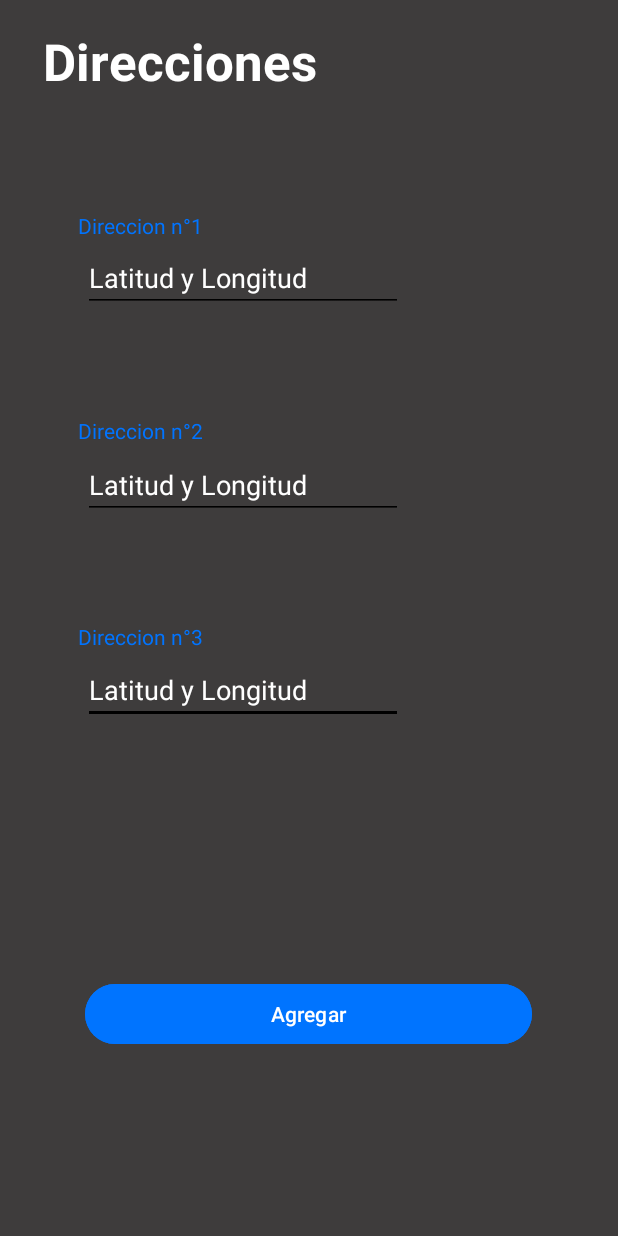
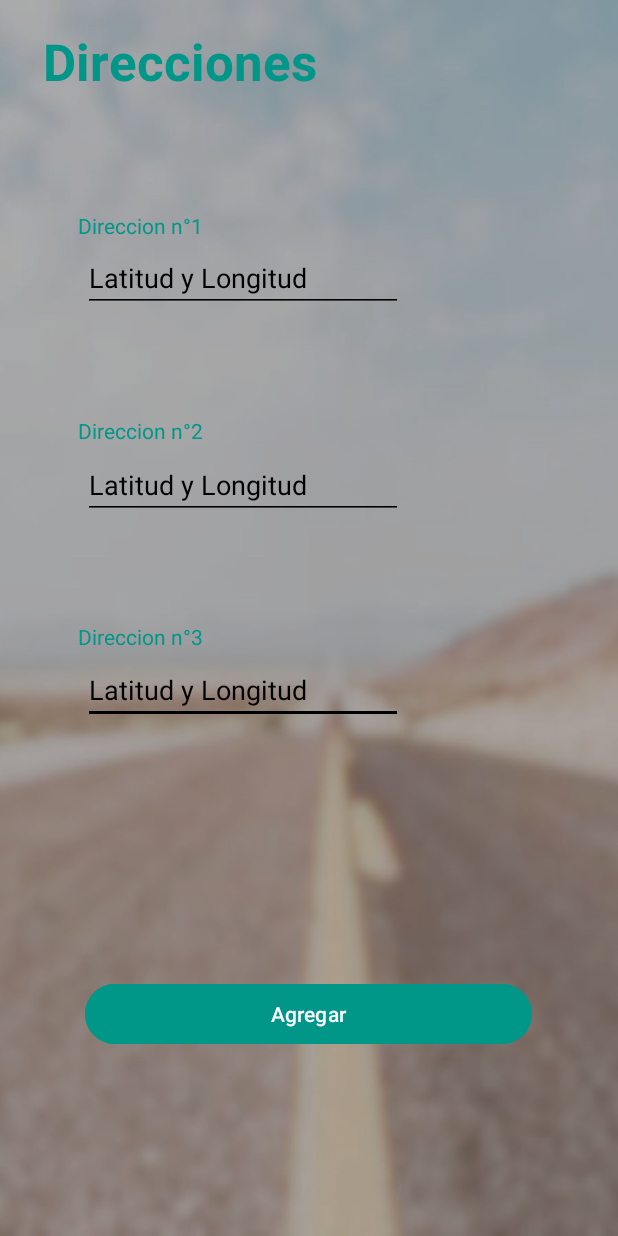
Before and after one commit to FabricioMV21/GoogleMaps2, an Android app: the screen it shows after launch (ubicaciones), on a phone screen of 412 x 824 dp. Run offline under Robolectric (Android 15) with nearby library versions, the phone set to English and light mode, and no system bars.

Commit message:
Nuevo Avance de google maps 7

```diff
--- a/app/src/main/res/layout/activity_ubicaciones.xml
+++ b/app/src/main/res/layout/activity_ubicaciones.xml
@@ -4,7 +4,7 @@
     xmlns:tools="http://schemas.android.com/tools"
     android:layout_width="match_parent"
     android:layout_height="match_parent"
-    android:background="#3E3C3C"
+    android:background="@drawable/img_1"
     tools:context=".ubicaciones">
 
     <TextView
@@ -12,7 +12,7 @@
         android:layout_width="wrap_content"
         android:layout_height="wrap_content"
         android:text="Direccion n°3"
-        android:textColor="#0074FF"
+        android:textColor="#009688"
         app:layout_constraintBottom_toBottomOf="parent"
         app:layout_constraintEnd_toEndOf="parent"
         app:layout_constraintHorizontal_bias="0.158"
@@ -25,7 +25,7 @@
         android:layout_width="wrap_content"
         android:layout_height="wrap_content"
         android:text="Direccion n°2"
-        android:textColor="#0074FF"
+        android:textColor="#009688"
         app:layout_constraintBottom_toBottomOf="parent"
         app:layout_constraintEnd_toEndOf="parent"
         app:layout_constraintHorizontal_bias="0.158"
@@ -41,7 +41,7 @@
         android:ems="10"
         android:hint="Latitud y Longitud"
         android:inputType="text"
-        android:textColorHint="#FFFFFF"
+        android:textColorHint="#000000"
         app:layout_constraintBottom_toBottomOf="parent"
         app:layout_constraintEnd_toEndOf="parent"
         app:layout_constraintHorizontal_bias="0.278"
@@ -57,7 +57,7 @@
         android:ems="10"
         android:hint="Latitud y Longitud"
         android:inputType="text"
-        android:textColorHint="#FFFFFF"
+        android:textColorHint="#000000"
         app:layout_constraintBottom_toBottomOf="parent"
         app:layout_constraintEnd_toEndOf="parent"
         app:layout_constraintHorizontal_bias="0.278"
@@ -73,7 +73,7 @@
         android:ems="10"
         android:hint="Latitud y Longitud"
         android:inputType="text"
-        android:textColorHint="#FFFFFF"
+        android:textColorHint="#000000"
         app:layout_constraintBottom_toBottomOf="parent"
         app:layout_constraintEnd_toEndOf="parent"
         app:layout_constraintHorizontal_bias="0.278"
@@ -85,7 +85,7 @@
         android:id="@+id/btnagregar"
         android:layout_width="298dp"
         android:layout_height="48dp"
-        android:backgroundTint="#0074FF"
+        android:backgroundTint="#009688"
         android:text="Agregar"
         app:layout_constraintBottom_toBottomOf="parent"
         app:layout_constraintEnd_toEndOf="parent"
@@ -99,7 +99,7 @@
         android:layout_width="209dp"
         android:layout_height="38dp"
         android:text="Direcciones"
-        android:textColor="#FFFFFF"
+        android:textColor="#009688"
         android:textSize="34sp"
         android:textStyle="bold"
         app:layout_constraintBottom_toBottomOf="parent"
@@ -114,7 +114,7 @@
         android:layout_width="wrap_content"
         android:layout_height="wrap_content"
         android:text="Direccion n°1"
-        android:textColor="#0074FF"
+        android:textColor="#009688"
         app:layout_constraintBottom_toBottomOf="parent"
         app:layout_constraintEnd_toEndOf="parent"
         app:layout_constraintHorizontal_bias="0.158"
```
Also changed, not shown: app/src/main/res/drawable/fondo.jpeg (added), app/src/main/res/drawable/img_1.png (added).
